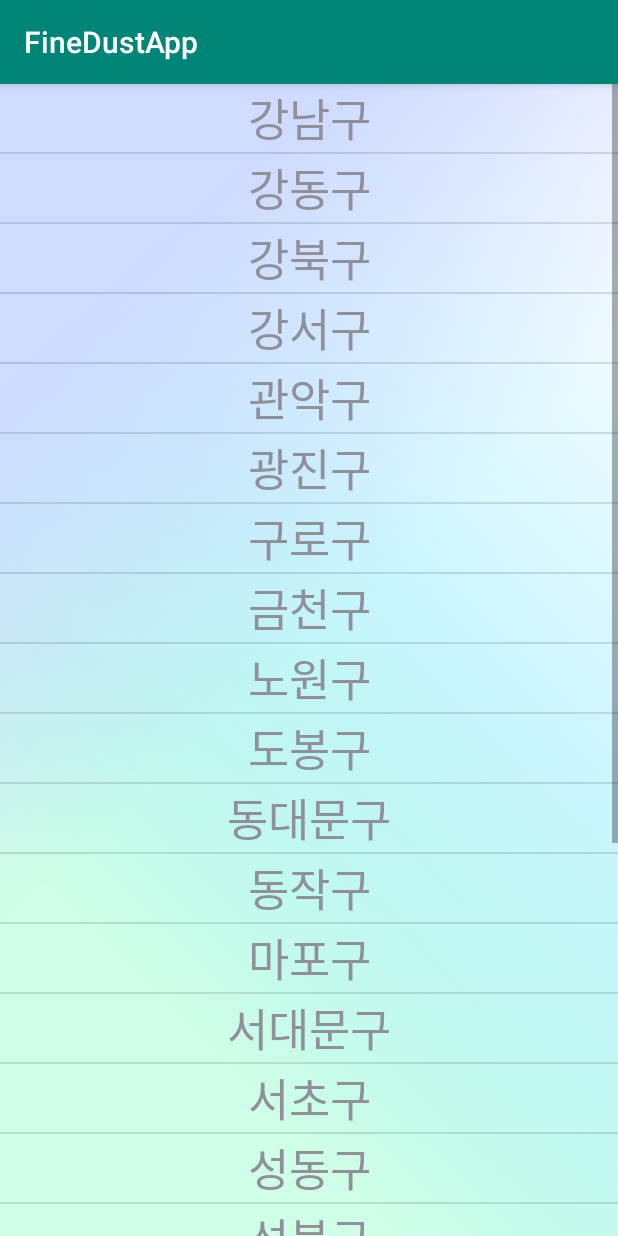
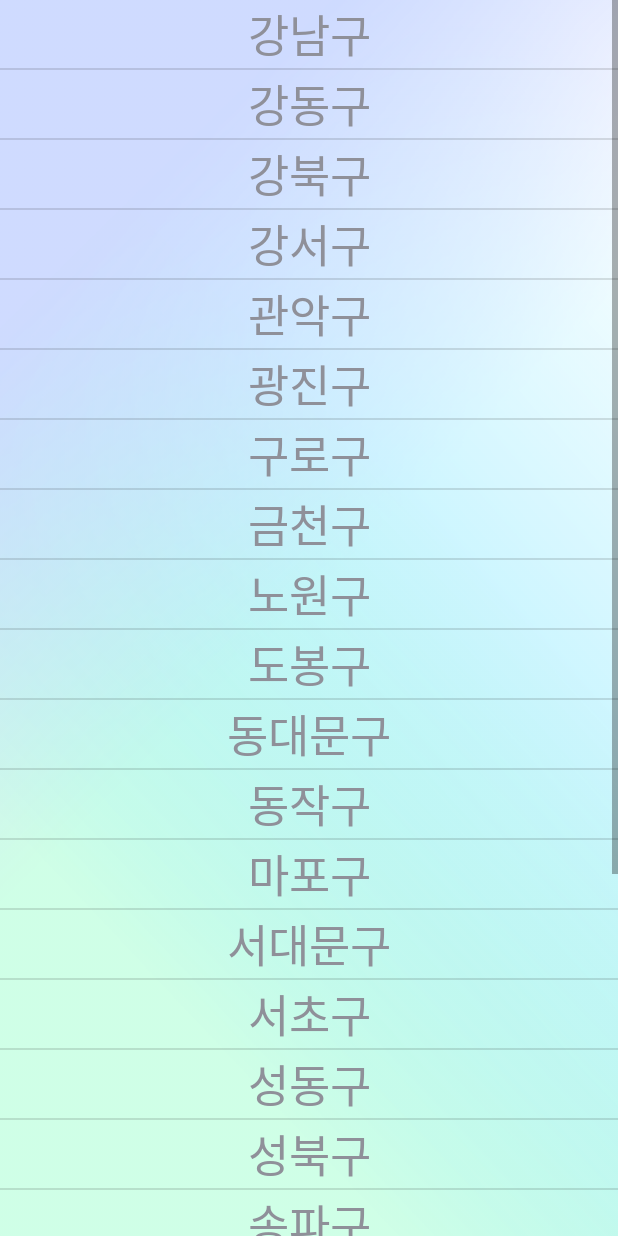
Before and after one commit to kyu9341/FineDust-Hackathon, an Android app: the screen it shows after launch (RegionSettingActivity), after a tap on "지역 설정", on a phone screen of 412 x 824 dp. Run offline under Robolectric (Android 15) with nearby library versions, the phone set to English and light mode, and no system bars.

Commit message:
ui개선

```diff
--- a/app/src/main/AndroidManifest.xml
+++ b/app/src/main/AndroidManifest.xml
@@ -12,7 +12,7 @@
         android:label="@string/app_name"
         android:roundIcon="@mipmap/ic_launcher_round"
         android:supportsRtl="true"
-        android:theme="@style/AppTheme"
+        android:theme="@style/AppTheme.NoActionBar"
         android:usesCleartextTraffic="true">
         <uses-library
             android:name="org.apache.http.legacy"
--- a/app/src/main/java/com/example/finedustapp/MainActivity.java
+++ b/app/src/main/java/com/example/finedustapp/MainActivity.java
@@ -1,5 +1,6 @@
 package com.example.finedustapp;
 
+import android.content.SharedPreferences;
 import android.support.v7.app.AppCompatActivity;
 import android.os.Bundle;
 import android.app.Activity;
@@ -27,6 +28,9 @@ public class MainActivity extends AppCompatActivity {
     private int pm10Value; // 미세먼지 농도
     private int pm25Value; // 초미세먼지 농도
     TextView regionName, pm10Text, pm25Text;
+    TextView userIDText;
+    public static String userID;
+    public final String idKey = "userID";
 
     @Override
     protected void onCreate(Bundle savedInstanceState) {
@@ -38,6 +42,50 @@ public class MainActivity extends AppCompatActivity {
         pm10Text = (TextView)findViewById(R.id.pm10Text);
         pm25Text = (TextView)findViewById(R.id.pm25Text);
         Button loginBtn = (Button)findViewById(R.id.loginBtn);
+        userIDText = (TextView)findViewById(R.id.userIDText);
+
+        Intent intent = getIntent();
+        userID = intent.getStringExtra("userID");
+        Log.e("userID = ",userID+"userID");
+        // 지난번 저장해놨던 사용자 입력값을 꺼내서 보여주기
+        SharedPreferences sf = getSharedPreferences(idKey, 0);
+        String str = sf.getString("name", ""); // 키값으로 꺼냄
+            userIDText.setText(userID+"님 환영합니다");
+
+   //     if(userID.getBytes().length < 0){}
+
+        if(str.equals("") && userID == null){
+            userIDText.setText("먼저 로그인을 해주세요");
+        }else{
+
+        //    userIDText.setText(userID+"님 환영합니다");
+            if(str.equals("")){
+
+            }else{
+                if(userID == null){
+
+                    userIDText.setText(str+"님 환영합니다");
+                    userID = str;
+                }else
+                userIDText.setText(userID+"님 환영합니다");
+            }
+
+        }
+
+
+/*
+        if(userID.equals(str)){
+            userIDText.setText(str+"님 환영합니다");
+            userID = str;
+        }
+
+
+             else{
+                userIDText.setText(userID+"님 환영합니다");
+
+        }
+*/
+
 
         loginBtn.setOnClickListener(new View.OnClickListener() {
             @Override
@@ -66,6 +114,23 @@ public class MainActivity extends AppCompatActivity {
 
 
     }
+    @Override
+    protected void onStop() {
+        super.onStop();
+        // Activity 가 종료되기 전에 저장한다
+        // SharedPreferences 에 설정값(특별히 기억해야할 사용자 값)을 저장하기
+        SharedPreferences sf = getSharedPreferences(idKey, 0);
+        SharedPreferences.Editor editor = sf.edit();//저장하려면 editor가 필요
+
+
+        //      String str = et.getText().toString(); // 사용자가 입력한 값
+        editor.putString("name", userID); // 입력
+        editor.commit(); // 파일에 최종 반영함
+    }
+ // end of class
+
+
+
 
     @Override
     protected void onActivityResult(int requestCode, int resultCode, Intent data) {
@@ -154,8 +219,32 @@ public class MainActivity extends AppCompatActivity {
                 pm10Value = object.getInt("pm10Value");
                 pm25Value = object.getInt("pm25Value");
 
-                pm10Text.setText(pm10Value+"");
-                pm25Text.setText(pm25Value+"");
+                if(pm10Value>0 && pm10Value<=30){
+                    pm10Text.setText("좋음" + "("+pm10Value+"ug/m^2)");
+                }else if(pm10Value>30 && pm10Value<=80){
+                    pm10Text.setText("보통" + "("+pm10Value+"ug/m^2)");
+                }else if(pm10Value>80 && pm10Value<=150){
+                    pm10Text.setText("나쁨" + "("+pm10Value+"ug/m^2)");
+                }else if(pm10Value>150){
+                    pm10Text.setText("매우나쁨" + "("+pm10Value+"ug/m^2)");
+                }
+
+
+
+                if(pm25Value>0 && pm25Value<=15){
+                    pm25Text.setText("좋음" + "("+pm25Value+"ug/m^2)");
+                }else if(pm25Value>15 && pm25Value<=50){
+                    pm25Text.setText("보통" + "("+pm25Value+"ug/m^2)");
+                }else if(pm25Value>50 && pm25Value<=100){
+                    pm25Text.setText("나쁨" + "("+pm25Value+"ug/m^2)");
+                }else if(pm25Value>100){
+                    pm25Text.setText("매우나쁨" + "("+pm25Value+"ug/m^2)");
+                }
+
+
+
+//                pm10Text.setText(pm10Value+"");
+ //               pm25Text.setText(pm25Value+"");
                 Log.e("dataTime = ", dataTime + "dataTime");
                 Log.e("pm10Value = ", pm10Value + "pm10Value");
                 Log.e("pm25Value = ", pm25Value + "pm25Value");
--- a/app/src/main/java/com/example/finedustapp/MapActivity.java
+++ b/app/src/main/java/com/example/finedustapp/MapActivity.java
@@ -140,8 +140,8 @@ public class MapActivity extends AppCompatActivity  implements OnMapReadyCallbac
 
                     MarkerOptions markerOptions = new MarkerOptions();
                     markerOptions.position(latLng);
-                    markerOptions.title(place.getName()+"\n박스 1-4 재고 : "+stock1+ "\n박스 7-2 재고 : "+stock2);
-                    markerOptions.snippet(markerSnippet);
+                    markerOptions.title(place.getName());
+                    markerOptions.snippet("\n박스 1-4 "+ "\n박스 7-2");
                     Marker item = mGoogleMap.addMarker(markerOptions);
                     previous_marker.add(item);
 
@@ -440,7 +440,7 @@ public class MapActivity extends AppCompatActivity  implements OnMapReadyCallbac
                     1);
         } catch (IOException ioException) {
             //네트워크 문제
-            Toast.makeText(this, "지오코더 서비스 사용불가", Toast.LENGTH_LONG).show();
+   //         Toast.makeText(this, "지오코더 서비스 사용불가", Toast.LENGTH_LONG).show();
             return "지오코더 서비스 사용불가";
         } catch (IllegalArgumentException illegalArgumentException) {
             Toast.makeText(this, "잘못된 GPS 좌표", Toast.LENGTH_LONG).show();
--- a/app/src/main/res/layout/activity_login.xml
+++ b/app/src/main/res/layout/activity_login.xml
@@ -52,6 +52,7 @@
             android:layout_marginTop="10dp"
             android:layout_marginRight="45dp"
             android:background="@drawable/nemo"
+            android:inputType="textPassword"
             android:hint="PW"
             android:paddingLeft="15dp"
             android:textColor="#000000"
--- a/app/src/main/res/values/colors.xml
+++ b/app/src/main/res/values/colors.xml
@@ -1,7 +1,7 @@
 <?xml version="1.0" encoding="utf-8"?>
 <resources>
-    <color name="colorPrimary">#008577</color>
-    <color name="colorPrimaryDark">#00574B</color>
+    <color name="colorPrimary">#009688</color>
+    <color name="colorPrimaryDark">#03A9F4</color>
     <color name="colorAccent">#D81B60</color>
     <color name ="colorGray">#8C8C8C</color>
 </resources>
--- a/app/src/main/res/values/styles.xml
+++ b/app/src/main/res/values/styles.xml
@@ -8,4 +8,9 @@
         <item name="colorAccent">@color/colorAccent</item>
     </style>
 
+    <style name="AppTheme.NoActionBar">
+        <item name="windowActionBar">false</item>
+        <item name="windowNoTitle">true</item>
+    </style>
+
 </resources>
```
Also changed, not shown: app/src/main/java/com/example/finedustapp/RegisterActivity.java (+24 -1 lines), app/src/main/res/layout/activity_main.xml (+9 -0 lines).
